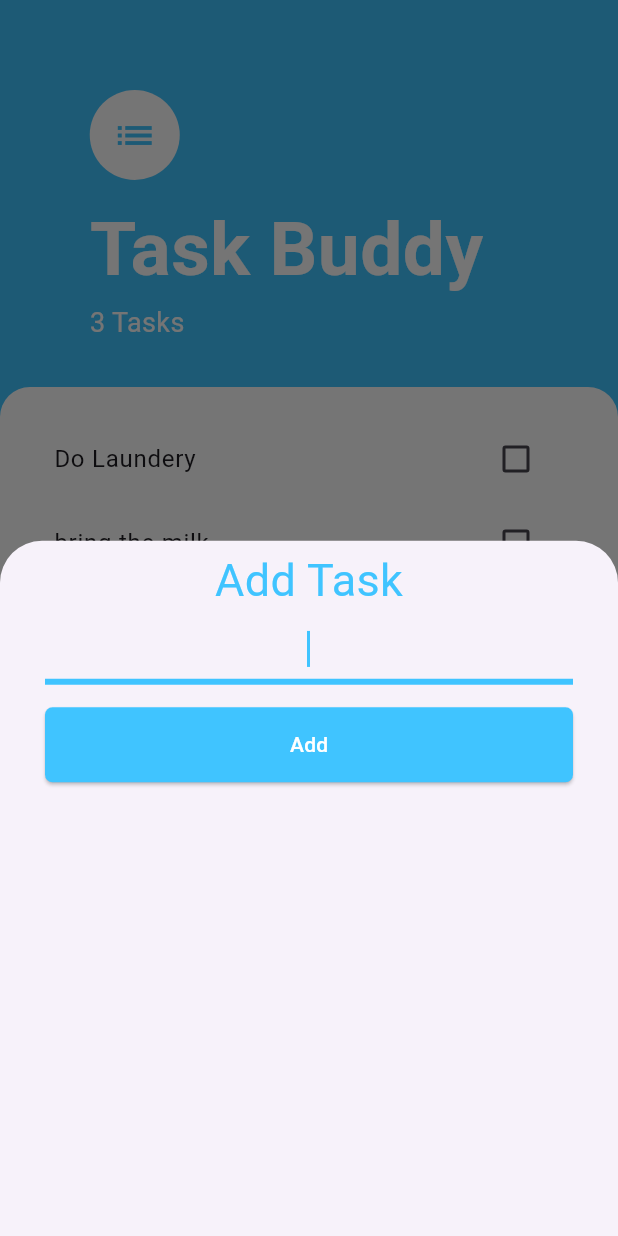
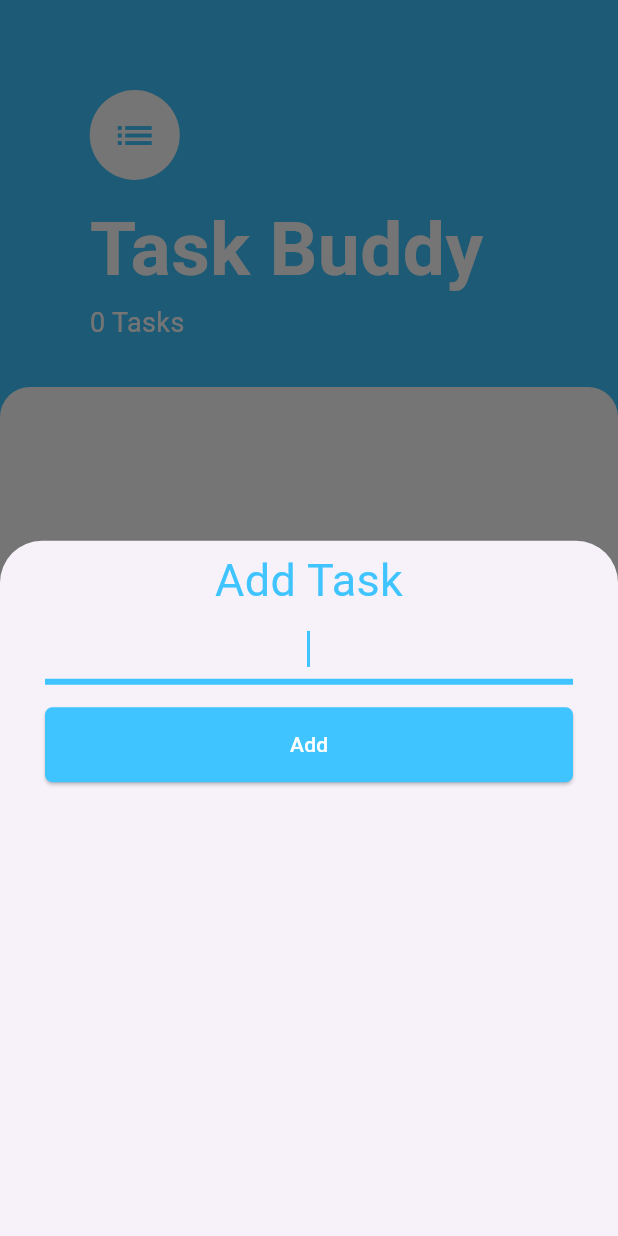
Before and after one commit to IsrarKundi/taskbuddy, a Flutter app: the screen it shows after launch, after a tap on the "add" icon, on a phone screen of 412 x 824 dp. Run offline on Flutter 3.47's test engine with Material 3 defaults, Android fonts, the phone set to English and light mode, and no system bars; our stand-ins replace shared_preferences.

Commit message:
final commit

```diff
--- a/lib/models/task_data.dart
+++ b/lib/models/task_data.dart
@@ -1,32 +1,50 @@
-import 'dart:ffi';
-
 import 'package:flutter/foundation.dart';
+import 'package:shared_preferences/shared_preferences.dart';
+import 'dart:convert';
 import 'Task.dart';
 
-class Taskdata extends ChangeNotifier{
-  List<Task> tasks = [
-    Task(name: 'Do Laundery'),
-    Task(name: 'bring the milk'),
-    Task(name: 'Complete the pending homework')
-  ];
-  int getCount(){
+class Taskdata extends ChangeNotifier {
+  List<Task> tasks = [];
+
+  Taskdata() {
+    loadTasks();
+  }
+
+  int getCount() {
     return tasks.length;
   }
 
-  void addTask(String newTask){
+  void addTask(String newTask) {
     final task = Task(name: newTask);
     tasks.add(task);
+    saveTasks();
     notifyListeners();
   }
 
   void toggleTaskState(int index, bool? value) {
     tasks[index].isDone = value!;
+    saveTasks();
     notifyListeners();
   }
 
-  void deleteTask(int index,) {
+  void deleteTask(int index) {
     tasks.removeAt(index);
+    saveTasks();
     notifyListeners();
   }
 
+  Future<void> saveTasks() async {
+    SharedPreferences prefs = await SharedPreferences.getInstance();
+    List<String> taskList = tasks.map((task) => jsonEncode(task.toMap())).toList();
+    prefs.setStringList('tasks', taskList);
+  }
+
+  Future<void> loadTasks() async {
+    SharedPreferences prefs = await SharedPreferences.getInstance();
+    List<String>? taskList = prefs.getStringList('tasks');
+    if (taskList != null) {
+      tasks = taskList.map((task) => Task.fromMap(jsonDecode(task))).toList();
+    }
+    notifyListeners();
+  }
 }
--- a/lib/screens/tasks_screen.dart
+++ b/lib/screens/tasks_screen.dart
@@ -3,13 +3,9 @@ import 'package:taskbuddy/models/task_data.dart';
 import 'package:taskbuddy/widgets/task_list.dart';
 import 'package:taskbuddy/screens/add_task_screen.dart';
 import 'package:provider/provider.dart';
-class TasksScreens extends StatelessWidget {
 
 
-
-  // Widget buildBottomSheet(BuildContext context){
-  //   return AddTaskScreen();
-  // }
+class TasksScreens extends StatelessWidget {
 
   @override
   Widget build(BuildContext context) {
--- a/pubspec.yaml
+++ b/pubspec.yaml
@@ -33,6 +33,7 @@ dependencies:
 
   cupertino_icons: ^1.0.6
   provider: ^6.1.2
+  shared_preferences: ^2.2.3
 
 dev_dependencies:
   flutter_test:
```
Also changed, not shown: lib/models/Task.dart (+16 -2 lines), pubspec.lock, 1 other file.
